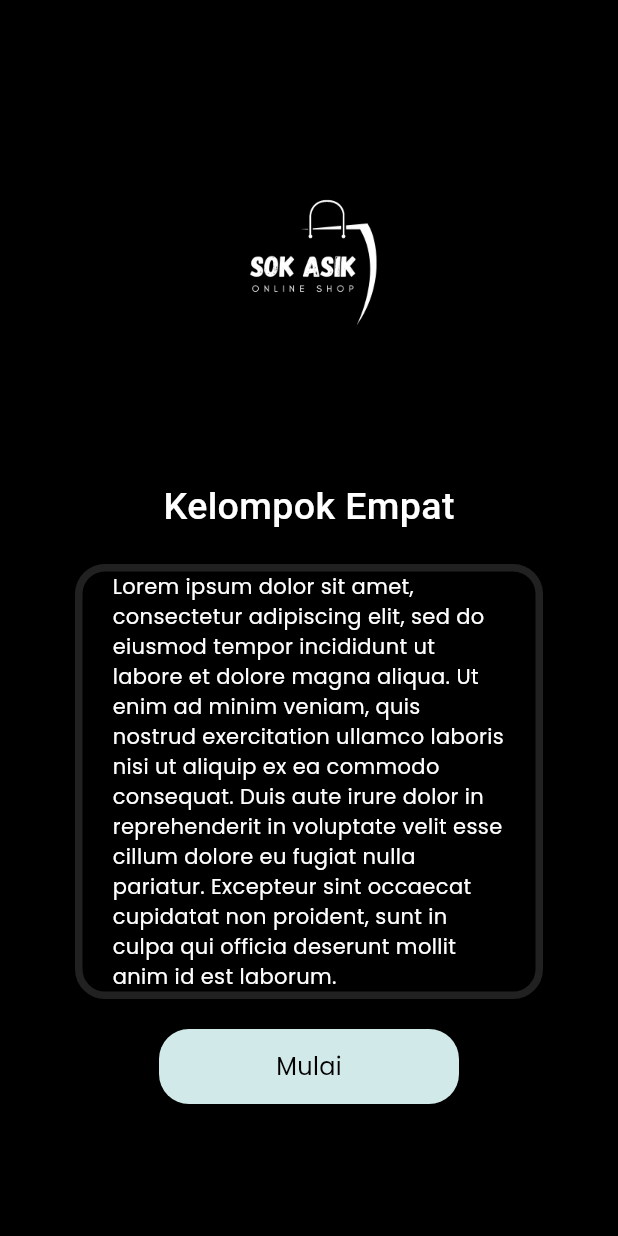
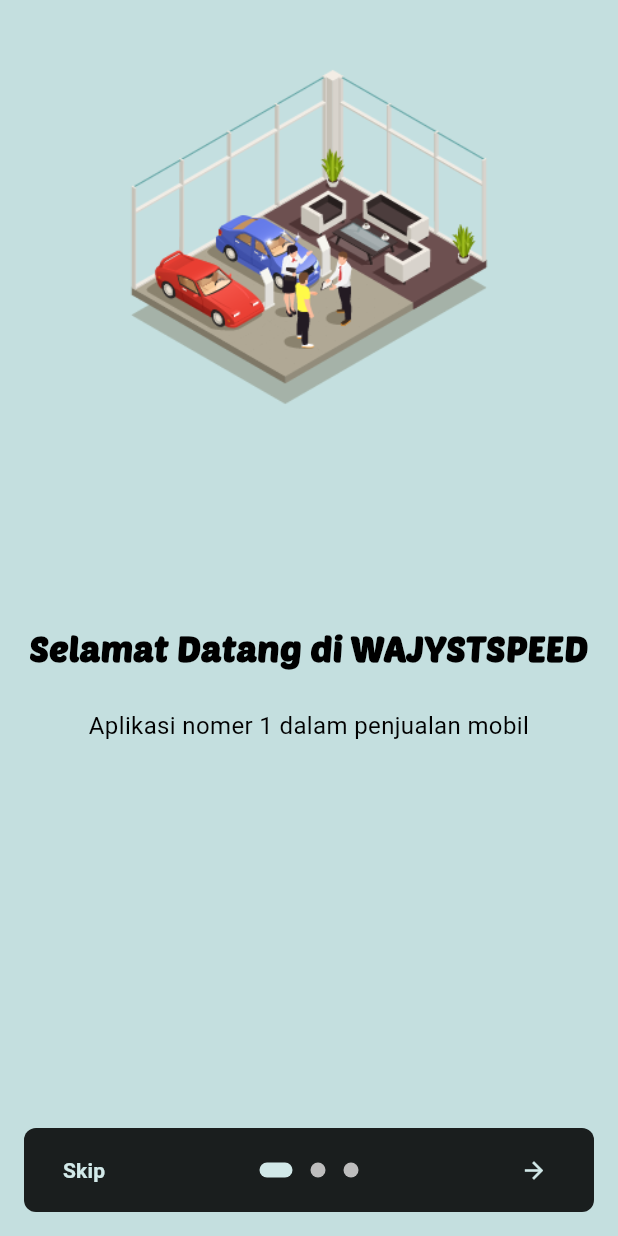
Before and after one commit to DewaJayon/kelompok_empat, a Flutter app: the screen it shows after launch, on a phone screen of 412 x 824 dp. Run offline on Flutter 3.47's test engine with Material 3 defaults, Android fonts, the phone set to English and light mode, and no system bars; drawn by our look-alikes of introduction_screen; our stand-ins replace awesome_snackbar_content, banner_carousel, flutter_native_splash, google_fonts, google_nav_bar; statements that could not run were skipped.

Commit message:
onboarding dan splash

```diff
--- a/lib/main.dart
+++ b/lib/main.dart
@@ -1,6 +1,6 @@
 import 'package:flutter/material.dart';
 import 'package:flutter_native_splash/flutter_native_splash.dart';
-import 'package:kelompok_empat/pages/start_page.dart';
+import 'package:kelompok_empat/pages/onboarding.dart';
 import 'package:kelompok_empat/themes/theme_provider.dart';
 import 'package:provider/provider.dart';
 
@@ -8,7 +8,7 @@
   WidgetsBinding widgetsBinding = WidgetsFlutterBinding.ensureInitialized();
   FlutterNativeSplash.preserve(widgetsBinding: widgetsBinding);
   await Future.delayed(
-    const Duration(seconds: 1),
+    const Duration(seconds: 3),
   );
   FlutterNativeSplash.remove();
 
@@ -28,7 +28,7 @@
       title: 'Kelompok Empat',
       debugShowCheckedModeBanner: false,
       theme: Provider.of<ThemeProvider>(context).themeData,
-      home: const StartPage(),
+      home: const OnBoardingPage(),
     );
   }
 }
--- /dev/null
+++ b/lib/pages/onboarding.dart
@@ -0,0 +1,153 @@
+import 'package:flutter/foundation.dart';
+import 'package:flutter/material.dart';
+import 'package:flutter/services.dart';
+import 'package:introduction_screen/introduction_screen.dart';
+import 'package:kelompok_empat/pages/main_page.dart';
+
+class OnBoardingPage extends StatefulWidget {
+  const OnBoardingPage({super.key});
+
+  @override
+  OnBoardingPageState createState() => OnBoardingPageState();
+}
+
+class OnBoardingPageState extends State<OnBoardingPage> {
+  final introKey = GlobalKey<IntroductionScreenState>();
+
+  void _onIntroEnd(context) {
+    Navigator.of(context).pushReplacement(
+      MaterialPageRoute(builder: (_) => const HomePage()),
+    );
+  }
+
+  Widget _buildFullscreenImage() {
+    return Image.asset(
+      'assets/fullscreen.jpg',
+      fit: BoxFit.cover,
+      height: double.infinity,
+      width: double.infinity,
+      alignment: Alignment.center,
+    );
+  }
+
+  @override
+  Widget build(BuildContext context) {
+    const bodyStyle = TextStyle(fontSize: 16.0);
+
+    const pageDecoration = PageDecoration(
+      titleTextStyle: TextStyle(
+          fontSize: 24.0,
+          fontWeight: FontWeight.w700,
+          fontFamily: 'PoetsenOne'),
+      bodyTextStyle: bodyStyle,
+      bodyPadding: EdgeInsets.fromLTRB(16.0, 0.0, 16.0, 16.0),
+      imagePadding: EdgeInsets.zero,
+    );
+
+    return IntroductionScreen(
+      key: introKey,
+      globalBackgroundColor: Theme.of(context).colorScheme.background,
+      allowImplicitScrolling: true,
+      autoScrollDuration: 3000,
+      infiniteAutoScroll: true,
+      pages: [
+        PageViewModel(
+          title: "Selamat Datang di WAJYSTSPEED",
+          body: "Aplikasi nomer 1 dalam penjualan mobil",
+          image: Image.asset('assets/images/onboarding1.png'),
+          decoration: pageDecoration,
+        ),
+        PageViewModel(
+          title: "Banyak jenis dan pilihan mobil",
+          body: "tersedia banyak jenis dan pilihan mobil yang bisa anda pilih",
+          image: Image.asset(
+            'assets/images/onboarding2.png',
+            width: 200,
+          ),
+          decoration: pageDecoration,
+        ),
+        PageViewModel(
+          title: "Customer service 24/7",
+          body:
+              "Kami melayani anda 24/7 baik itu offline maupun online untuk mendapatkan mobil impian anda",
+          image: Image.asset(
+            'assets/images/onboarding3.png',
+            width: 200,
+          ),
+          decoration: pageDecoration.copyWith(
+            bodyFlex: 6,
+            imageFlex: 6,
+            safeArea: 100,
+          ),
+        ),
+      ],
+      onDone: () {
+        Navigator.of(context).pushReplacement(
+          MaterialPageRoute(builder: (_) => const MainPage()),
+        );
+      },
+      onSkip: () {
+        Navigator.of(context).pushReplacement(
+          MaterialPageRoute(builder: (_) => const MainPage()),
+        );
+      }, // You can override onSkip callback
+      showSkipButton: true,
+      skipOrBackFlex: 0,
+      nextFlex: 0,
+      showBackButton: false,
+      //rtl: true, // Display as right-to-left
+      skip: const Text('Skip', style: TextStyle(fontWeight: FontWeight.w600)),
+      next: const Icon(Icons.arrow_forward),
+      done: const Text('Done', style: TextStyle(fontWeight: FontWeight.w600)),
+      curve: Curves.fastLinearToSlowEaseIn,
+      controlsMargin: const EdgeInsets.all(16),
+      controlsPadding: kIsWeb
+          ? const EdgeInsets.all(12.0)
+          : const EdgeInsets.fromLTRB(8.0, 4.0, 8.0, 4.0),
+      dotsDecorator: const DotsDecorator(
+        size: Size(10.0, 10.0),
+        color: Color(0xFFBDBDBD),
+        activeSize: Size(22.0, 10.0),
+        activeShape: RoundedRectangleBorder(
+          borderRadius: BorderRadius.all(Radius.circular(25.0)),
+        ),
+      ),
+      dotsContainerDecorator: const ShapeDecoration(
+        color: Colors.black87,
+        shape: RoundedRectangleBorder(
+          borderRadius: BorderRadius.all(Radius.circular(8.0)),
+        ),
+      ),
+    );
+  }
+}
+
+class HomePage extends StatelessWidget {
+  const HomePage({super.key});
+
+  void _onBackToIntro(context) {
+    Navigator.of(context).pushReplacement(
+      MaterialPageRoute(builder: (_) => const OnBoardingPage()),
+    );
+  }
+
+  @override
+  Widget build(BuildContext context) {
+    return Scaffold(
+      appBar: AppBar(title: const Text('Home')),
+      body: Center(
+        child: Column(
+          mainAxisSize: MainAxisSize.min,
+          children: [
+            const Text("This is the screen after Introduction"),
+            const SizedBox(height: 16.0),
+            ElevatedButton(
+              onPressed: () => _onBackToIntro(context),
+              child: const Text('Back to Introduction'),
+            ),
+          ],
+        ),
+      ),
+    );
+  }
+}
--- a/lib/pages/start_page.dart
+++ /dev/null
@@ -1,73 +0,0 @@
-import 'package:flutter/material.dart';
-import 'package:google_fonts/google_fonts.dart';
-import 'package:kelompok_empat/pages/main_page.dart';
-import 'package:kelompok_empat/widgets/tombol.dart';
-
-class StartPage extends StatelessWidget {
-  const StartPage({super.key});
-
-  @override
-  Widget build(BuildContext context) {
-    return Scaffold(
-      backgroundColor: Colors.black,
-      body: SingleChildScrollView(
-        child: SafeArea(
-          child: Center(
-            child: Padding(
-              padding: const EdgeInsets.all(50),
-              child: Column(
-                mainAxisAlignment: MainAxisAlignment.center,
-                children: [
-                  Image.asset(
-                    'assets/images/splash.png',
-                    width: 250,
-                    height: 250,
-                  ),
-                  const SizedBox(height: 20),
-                  Text(
-                    "Kelompok Empat",
-                    style: GoogleFonts.roboto(
-                      fontSize: 25,
-                      fontWeight: FontWeight.values[4],
-                      color: Colors.white,
-                    ),
-                  ),
-                  const SizedBox(height: 20),
-                  Container(
-                    padding: const EdgeInsets.symmetric(horizontal: 20),
-                    decoration: BoxDecoration(
-                      border: Border.all(
-                        color: Colors.grey.shade900,
-                        width: 5,
-                      ),
-                      borderRadius: BorderRadius.circular(20),
-                    ),
-                    child: Text(
-                      "Lorem ipsum dolor sit amet, consectetur adipiscing elit, sed do eiusmod tempor incididunt ut labore et dolore magna aliqua. Ut enim ad minim veniam, quis nostrud exercitation ullamco laboris nisi ut aliquip ex ea commodo consequat. Duis aute irure dolor in reprehenderit in voluptate velit esse cillum dolore eu fugiat nulla pariatur. Excepteur sint occaecat cupidatat non proident, sunt in culpa qui officia deserunt mollit anim id est laborum.",
-                      style: GoogleFonts.poppins(
-                        color: Colors.white,
-                        fontSize: 14,
-                      ),
-                    ),
-                  ),
-                  const SizedBox(height: 20),
-                  Tombol(
-                    onTap: () {
-                      Navigator.pushReplacement(
-                        context,
-                        MaterialPageRoute(
-                          builder: (context) => const MainPage(),
-                        ),
-                      );
-                    },
-                    text: "Mulai",
-                  ),
-                ],
-              ),
-            ),
-          ),
-        ),
-      ),
-    );
-  }
-}
```
Also changed, not shown: lib/pages/home_page.dart (+6 -12 lines), pubspec.yaml (+8 -8 lines), assets/fonts/PoetsenOne-Regular.ttf (added), assets/images/onboarding1.png (added), assets/images/onboarding2.png (added), assets/images/onboarding3.png (added), assets/images/splash.png, pubspec.lock, 28 other files.
